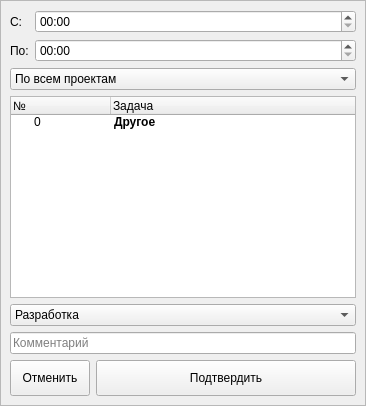
Before: the Qt Designer form logtimewindow.ui in xaionaro/tasks, drawn with Qt 5.
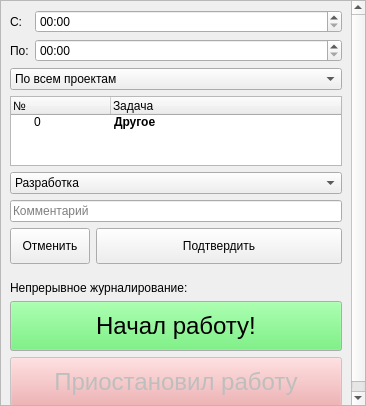
After: the same form once the commit is applied.

Commit message: Improved time logger window

Diff of the .ui file:
```diff
--- a/logtimewindow.ui
+++ b/logtimewindow.ui
@@ -227,6 +227,165 @@
       </item>
      </layout>
     </item>
+    <item>
+     <widget class="QLabel" name="continousLogging">
+      <property name="minimumSize">
+       <size>
+        <width>0</width>
+        <height>25</height>
+       </size>
+      </property>
+      <property name="text">
+       <string>Непрерывное журналирование:</string>
+      </property>
+      <property name="alignment">
+       <set>Qt::AlignBottom|Qt::AlignLeading|Qt::AlignLeft</set>
+      </property>
+     </widget>
+    </item>
+    <item>
+     <widget class="QPushButton" name="continousLoggingStartButton">
+      <property name="minimumSize">
+       <size>
+        <width>0</width>
+        <height>50</height>
+       </size>
+      </property>
+      <property name="palette">
+       <palette>
+        <active>
+         <colorrole role="Button">
+          <brush brushstyle="SolidPattern">
+           <color alpha="255">
+            <red>91</red>
+            <green>239</green>
+            <blue>101</blue>
+           </color>
+          </brush>
+         </colorrole>
+         <colorrole role="Light">
+          <brush brushstyle="SolidPattern">
+           <color alpha="255">
+            <red>255</red>
+            <green>255</green>
+            <blue>255</blue>
+           </color>
+          </brush>
+         </colorrole>
+        </active>
+        <inactive>
+         <colorrole role="Button">
+          <brush brushstyle="SolidPattern">
+           <color alpha="255">
+            <red>91</red>
+            <green>239</green>
+            <blue>101</blue>
+           </color>
+          </brush>
+         </colorrole>
+         <colorrole role="Light">
+          <brush brushstyle="SolidPattern">
+           <color alpha="255">
+            <red>255</red>
+            <green>255</green>
+            <blue>255</blue>
+           </color>
+          </brush>
+         </colorrole>
+        </inactive>
+        <disabled>
+         <colorrole role="Button">
+          <brush brushstyle="SolidPattern">
+           <color alpha="255">
+            <red>91</red>
+            <green>239</green>
+            <blue>101</blue>
+           </color>
+          </brush>
+         </colorrole>
+         <colorrole role="Light">
+          <brush brushstyle="SolidPattern">
+           <color alpha="255">
+            <red>255</red>
+            <green>255</green>
+            <blue>255</blue>
+           </color>
+          </brush>
+         </colorrole>
+        </disabled>
+       </palette>
+      </property>
+      <property name="font">
+       <font>
+        <pointsize>18</pointsize>
+       </font>
+      </property>
+      <property name="autoFillBackground">
+       <bool>false</bool>
+      </property>
+      <property name="text">
+       <string>Начал работу!</string>
+      </property>
+     </widget>
+    </item>
+    <item>
+     <widget class="QPushButton" name="continousLoggingStopButton">
+      <property name="enabled">
+       <bool>false</bool>
+      </property>
+      <property name="minimumSize">
+       <size>
+        <width>0</width>
+        <height>50</height>
+       </size>
+      </property>
+      <property name="palette">
+       <palette>
+        <active>
+         <colorrole role="Button">
+          <brush brushstyle="SolidPattern">
+           <color alpha="255">
+            <red>239</red>
+            <green>161</green>
+            <blue>163</blue>
+           </color>
+          </brush>
+         </colorrole>
+        </active>
+        <inactive>
+         <colorrole role="Button">
+          <brush brushstyle="SolidPattern">
+           <color alpha="255">
+            <red>239</red>
+            <green>161</green>
+            <blue>163</blue>
+           </color>
+          </brush>
+         </colorrole>
+        </inactive>
+        <disabled>
+         <colorrole role="Button">
+          <brush brushstyle="SolidPattern">
+           <color alpha="255">
+            <red>239</red>
+            <green>161</green>
+            <blue>163</blue>
+           </color>
+          </brush>
+         </colorrole>
+        </disabled>
+       </palette>
+      </property>
+      <property name="font">
+       <font>
+        <pointsize>18</pointsize>
+       </font>
+      </property>
+      <property name="text">
+       <string>Приостановил работу</string>
+      </property>
+     </widget>
+    </item>
    </layout>
   </widget>
  </widget>
```
Left out of the diff: 26 changed lines with no effect on the pictures. The commit also changes 5 other files.
